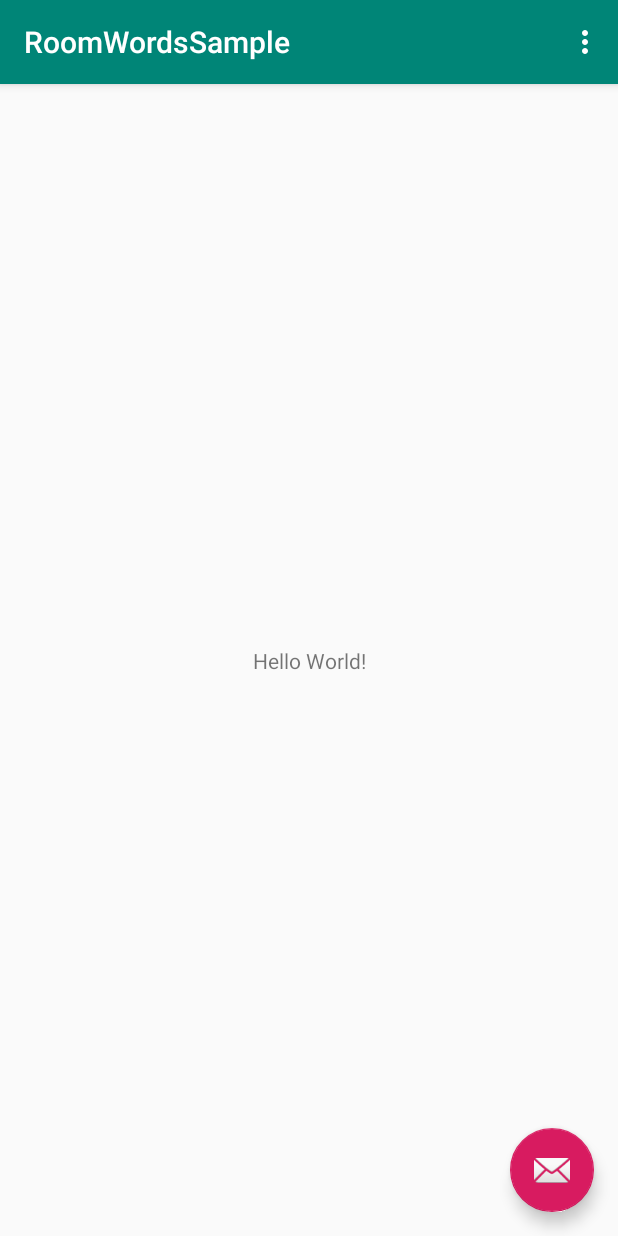
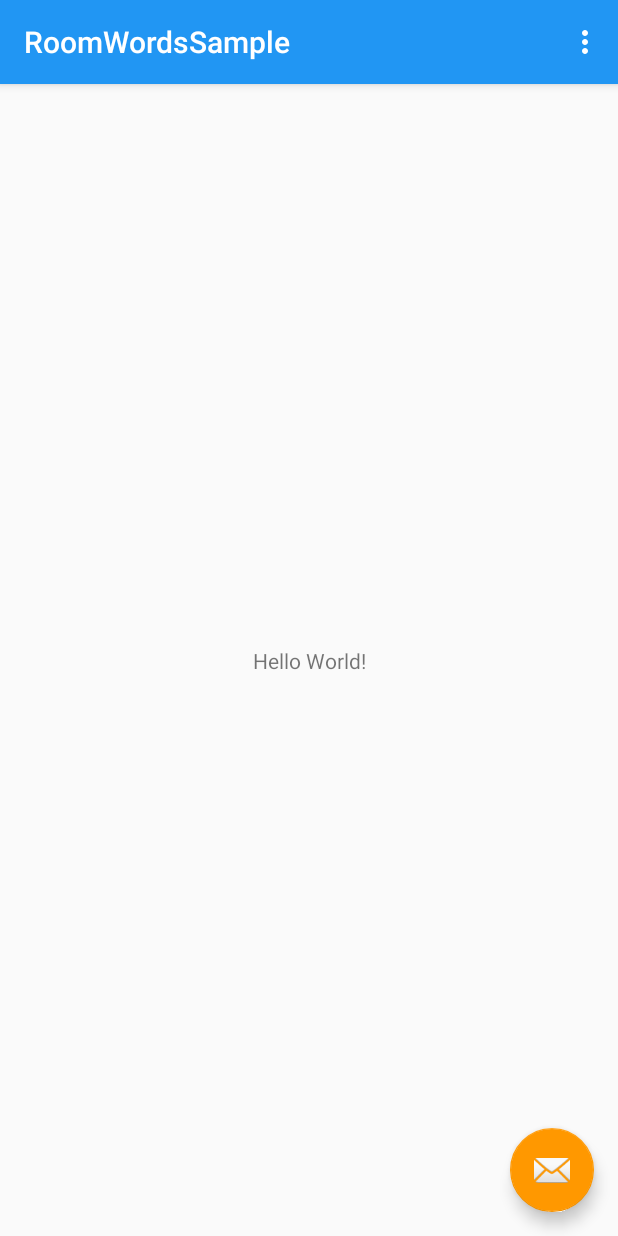
Before and after one commit to joabetc/android_RoomWordsSample, an Android app: the screen it shows after launch (MainActivity), on a phone screen of 412 x 824 dp. Run offline under Robolectric (Android 15) with nearby library versions, the phone set to English and light mode, and no system bars.

Commit message:
Adding styles

```diff
--- a/app/src/main/res/values/colors.xml
+++ b/app/src/main/res/values/colors.xml
@@ -1,6 +1,10 @@
 <?xml version="1.0" encoding="utf-8"?>
 <resources>
-    <color name="colorPrimary">#008577</color>
-    <color name="colorPrimaryDark">#00574B</color>
-    <color name="colorAccent">#D81B60</color>
+    <color name="colorPrimary">#2196F3</color>
+    <color name="colorPrimaryLight">#64b5f6</color>
+    <color name="colorPrimaryDark">#1976D2</color>
+    <color name="colorAccent">#FFFF9800</color>
+    <color name="colorTextPrimary">@android:color/white</color>
+    <color name="colorScreenBackground">#fff3e0</color>
+    <color name="colorTextHint">#E0E0E0</color>
 </resources>
```
Also changed, not shown: app/src/main/res/values/styles.xml (+12 -0 lines).
